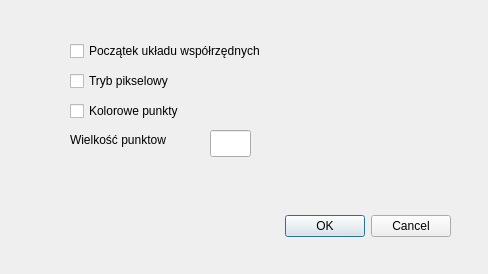
Above: ViewSettingWindowDesign.ui from ukito-pl/RobotCarDataSet-GUI-Python before the change. Below: the same form after it.
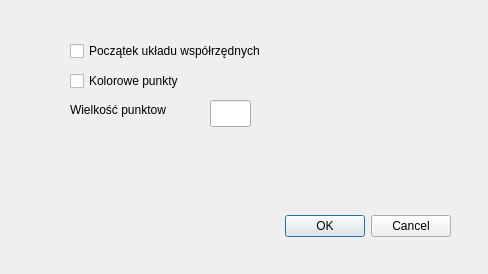
That is the form after the change.

```diff
--- a/ViewSettingWindowDesign.ui
+++ b/ViewSettingWindowDesign.ui
@@ -42,24 +42,11 @@
     <string>Początek układu współrzędnych</string>
    </property>
   </widget>
-  <widget class="QCheckBox" name="checkBoxPixel">
-   <property name="geometry">
-    <rect>
-     <x>70</x>
-     <y>70</y>
-     <width>131</width>
-     <height>22</height>
-    </rect>
-   </property>
-   <property name="text">
-    <string>Tryb pikselowy</string>
-   </property>
-  </widget>
   <widget class="QLineEdit" name="choosePointsSize">
    <property name="geometry">
     <rect>
      <x>210</x>
-     <y>130</y>
+     <y>100</y>
      <width>41</width>
      <height>27</height>
     </rect>
@@ -69,7 +56,7 @@
    <property name="geometry">
     <rect>
      <x>70</x>
-     <y>130</y>
+     <y>100</y>
      <width>151</width>
      <height>20</height>
     </rect>
@@ -82,7 +69,7 @@
    <property name="geometry">
     <rect>
      <x>70</x>
-     <y>100</y>
+     <y>70</y>
      <width>161</width>
      <height>22</height>
     </rect>
```
